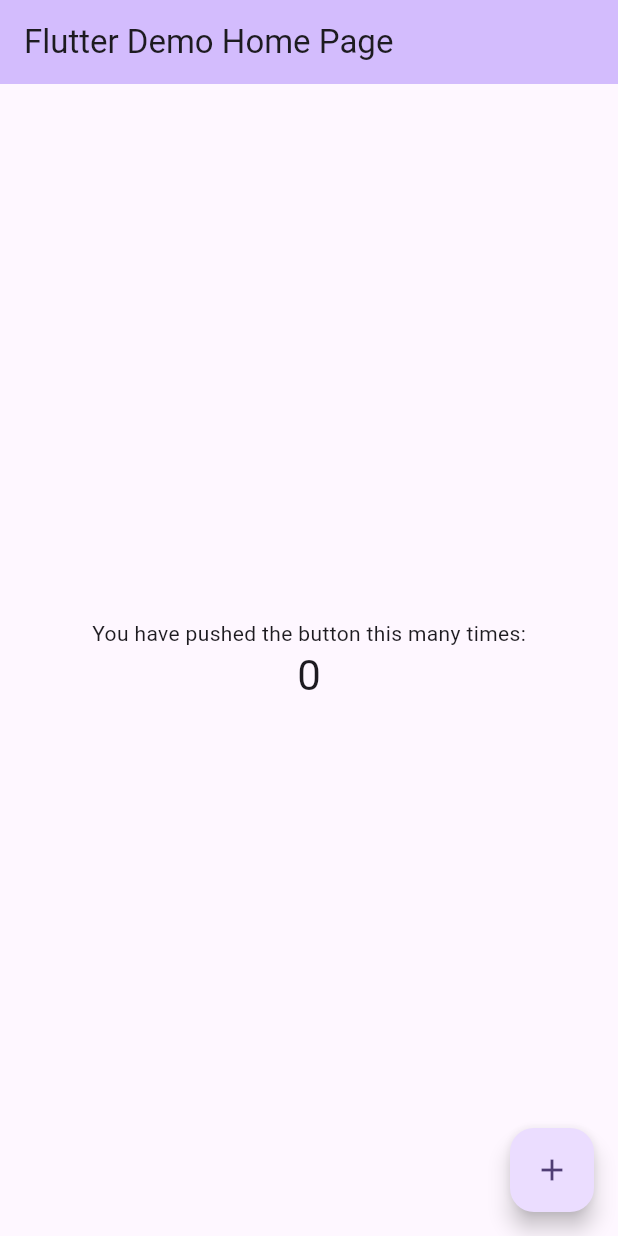
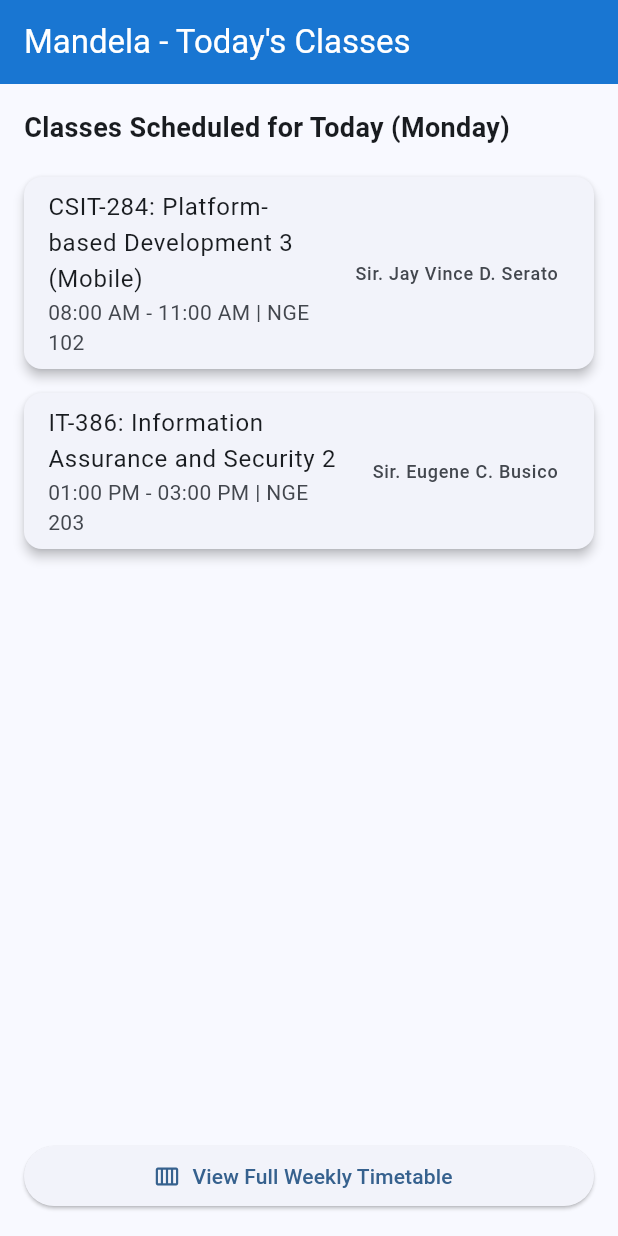
Before and after one commit to AwitSandoy/CSIT284-Capstone-Sandoy, a Flutter app: the screen it shows after launch, on a phone screen of 412 x 824 dp. Run offline on Flutter 3.47's test engine with Material 3 defaults, Android fonts, the phone set to English and light mode, and no system bars.

Commit message:
feat: implement core screens, custom dummy data, and UI widgets for Mandela

```diff
--- a/lib/main.dart
+++ b/lib/main.dart
@@ -1,122 +1,23 @@
 import 'package:flutter/material.dart';
+import 'screens/home_screen.dart';
 
 void main() {
-  runApp(const MyApp());
+  runApp(const MandelaApp());
 }
 
-class MyApp extends StatelessWidget {
-  const MyApp({super.key});
+class MandelaApp extends StatelessWidget {
+  const MandelaApp({super.key});
 
-  // This widget is the root of your application.
   @override
   Widget build(BuildContext context) {
     return MaterialApp(
-      title: 'Flutter Demo',
+      title: 'Mandela Timetable Viewer',
       theme: ThemeData(
-        // This is the theme of your application.
-        //
-        // TRY THIS: Try running your application with "flutter run". You'll see
-        // the application has a purple toolbar. Then, without quitting the app,
-        // try changing the seedColor in the colorScheme below to Colors.green
-        // and then invoke "hot reload" (save your changes or press the "hot
-        // reload" button in a Flutter-supported IDE, or press "r" if you used
-        // the command line to start the app).
-        //
-        // Notice that the counter didn't reset back to zero; the application
-        // state is not lost during the reload. To reset the state, use hot
-        // restart instead.
-        //
-        // This works for code too, not just values: Most code changes can be
-        // tested with just a hot reload.
-        colorScheme: .fromSeed(seedColor: Colors.deepPurple),
+        colorScheme: ColorScheme.fromSeed(seedColor: Colors.blue),
+        useMaterial3: true,
       ),
-      home: const MyHomePage(title: 'Flutter Demo Home Page'),
+      home: const HomeScreen(),
+      debugShowCheckedModeBanner: false,
     );
   }
 }
-
-class MyHomePage extends StatefulWidget {
-  const MyHomePage({super.key, required this.title});
-
-  // This widget is the home page of your application. It is stateful, meaning
-  // that it has a State object (defined below) that contains fields that affect
-  // how it looks.
-
-  // This class is the configuration for the state. It holds the values (in this
-  // case the title) provided by the parent (in this case the App widget) and
-  // used by the build method of the State. Fields in a Widget subclass are
-  // always marked "final".
-
-  final String title;
-
-  @override
-  State<MyHomePage> createState() => _MyHomePageState();
-}
-
-class _MyHomePageState extends State<MyHomePage> {
-  int _counter = 0;
-
-  void _incrementCounter() {
-    setState(() {
-      // This call to setState tells the Flutter framework that something has
-      // changed in this State, which causes it to rerun the build method below
-      // so that the display can reflect the updated values. If we changed
-      // _counter without calling setState(), then the build method would not be
-      // called again, and so nothing would appear to happen.
-      _counter++;
-    });
-  }
-
-  @override
-  Widget build(BuildContext context) {
-    // This method is rerun every time setState is called, for instance as done
-    // by the _incrementCounter method above.
-    //
-    // The Flutter framework has been optimized to make rerunning build methods
-    // fast, so that you can just rebuild anything that needs updating rather
-    // than having to individually change instances of widgets.
-    return Scaffold(
-      appBar: AppBar(
-        // TRY THIS: Try changing the color here to a specific color (to
-        // Colors.amber, perhaps?) and trigger a hot reload to see the AppBar
-        // change color while the other colors stay the same.
-        backgroundColor: Theme.of(context).colorScheme.inversePrimary,
-        // Here we take the value from the MyHomePage object that was created by
-        // the App.build method, and use it to set our appbar title.
-        title: Text(widget.title),
-      ),
-      body: Center(
-        // Center is a layout widget. It takes a single child and positions it
-        // in the middle of the parent.
-        child: Column(
-          // Column is also a layout widget. It takes a list of children and
-          // arranges them vertically. By default, it sizes itself to fit its
-          // children horizontally, and tries to be as tall as its parent.
-          //
-          // Column has various properties to control how it sizes itself and
-          // how it positions its children. Here we use mainAxisAlignment to
-          // center the children vertically; the main axis here is the vertical
-          // axis because Columns are vertical (the cross axis would be
-          // horizontal).
-          //
-          // TRY THIS: Invoke "debug painting" (choose the "Toggle Debug Paint"
-          // action in the IDE, or press "p" in the console), to see the
-          // wireframe for each widget.
-          mainAxisAlignment: .center,
-          children: [
-            const Text('You have pushed the button this many times:'),
-            Text(
-              '$_counter',
-              style: Theme.of(context).textTheme.headlineMedium,
-            ),
-          ],
-        ),
-      ),
-      floatingActionButton: FloatingActionButton(
-        onPressed: _incrementCounter,
-        tooltip: 'Increment',
-        child: const Icon(Icons.add),
-      ),
-    );
-  }
-}
--- /dev/null
+++ b/lib/models/class_schedule.dart
@@ -0,0 +1,21 @@
+class ClassSchedule {
+  final String id;
+  final String subjectCode;
+  final String subjectName;
+  final String dayOfWeek;
+  final String startTime;
+  final String endTime;
+  final String room;
+  final String instructor;
+
+  ClassSchedule({
+    required this.id,
+    required this.subjectCode,
+    required this.subjectName,
+    required this.dayOfWeek,
+    required this.startTime,
+    required this.endTime,
+    required this.room,
+    required this.instructor,
+  });
+}
--- /dev/null
+++ b/lib/models/dummy_data.dart
@@ -0,0 +1,106 @@
+import 'class_schedule.dart';
+
+class DummyData {
+  static final List<ClassSchedule> classes = [
+    ClassSchedule(
+      id: '1',
+      subjectCode: 'CSIT-284',
+      subjectName: 'Platform-based Development 3 (Mobile)',
+      dayOfWeek: 'Monday',
+      startTime: '08:00 AM',
+      endTime: '11:00 AM',
+      room: 'NGE 102',
+      instructor: 'Sir. Jay Vince D. Serato',
+    ),
+    ClassSchedule(
+      id: '2',
+      subjectCode: 'IT-386',
+      subjectName: 'Information Assurance and Security 2',
+      dayOfWeek: 'Monday',
+      startTime: '01:00 PM',
+      endTime: '03:00 PM',
+      room: 'NGE 203',
+      instructor: 'Sir. Eugene C. Busico',
+    ),
+    ClassSchedule(
+      id: '3',
+      subjectCode: 'RIZAL-031',
+      subjectName: 'The Life and Works of Rizal',
+      dayOfWeek: 'Tuesday',
+      startTime: '09:00 AM',
+      endTime: '10:30 AM',
+      room: 'RTL 314',
+      instructor: 'Ma\'am Jhemi J. Pelayo',
+    ),
+    ClassSchedule(
+      id: '4',
+      subjectCode: 'CSIT-335',
+      subjectName: 'Testing and Quality Assurance',
+      dayOfWeek: 'Tuesday',
+      startTime: '01:00 PM',
+      endTime: '04:00 PM',
+      room: 'CASE',
+      instructor: 'Ma\'am Thelma R. Millan',
+    ),
+    ClassSchedule(
+      id: '5',
+      subjectCode: 'CSIT-321',
+      subjectName: 'Applications Development and Emerging Technologies',
+      dayOfWeek: 'Wednesday',
+      startTime: '08:00 AM',
+      endTime: '11:00 AM',
+      room: 'NGE 201',
+      instructor: 'Sir. Von Alphonse L. Godinez',
+    ),
+    ClassSchedule(
+      id: '6',
+      subjectCode: 'IT-317',
+      subjectName: 'Project Management for IT',
+      dayOfWeek: 'Wednesday',
+      startTime: '01:00 PM',
+      endTime: '03:00 PM',
+      room: 'GLE 202',
+      instructor: 'Sir. Joemarie C. Amparo',
+    ),
+    ClassSchedule(
+      id: '7',
+      subjectCode: 'CSIT-327',
+      subjectName: 'Information Management 2',
+      dayOfWeek: 'Thursday',
+      startTime: '10:00 AM',
+      endTime: '11:30 AM',
+      room: 'CASE',
+      instructor: 'Sir. Reymund S. Ortilla',
+    ),
+    ClassSchedule(
+      id: '8',
+      subjectCode: 'CSIT-104',
+      subjectName: 'Platform-based Development 1 (Multimedia)',
+      dayOfWeek: 'Thursday',
+      startTime: '01:00 PM',
+      endTime: '04:00 PM',
+      room: 'NGE 101',
+      instructor: 'Sir. Patrick L. Bacalso',
+    ),
+    ClassSchedule(
+      id: '9',
+      subjectCode: 'CSIT-340',
+      subjectName: 'Industry Elective 1',
+      dayOfWeek: 'Friday',
+      startTime: '08:00 AM',
+      endTime: '11:00 AM',
+      room: 'NGE 104',
+      instructor: 'Sir. Lance Vincent A. Salera',
+    ),
+    ClassSchedule(
+      id: '10',
+      subjectCode: 'CSIT-228',
+      subjectName: 'Objec-oriented Programming 2',
+      dayOfWeek: 'Friday',
+      startTime: '02:00 PM',
+      endTime: '04:00 PM',
+      room: 'GLE 204',
+      instructor: 'Sir. Nathsaniel M. Cabansay',
+    ),
+  ];
+}
--- /dev/null
+++ b/lib/screens/home_screen.dart
@@ -0,0 +1,65 @@
+import 'package:flutter/material.dart';
+import '../models/dummy_data.dart';
+import 'timetable_screen.dart';
+
+class HomeScreen extends StatelessWidget {
+  const HomeScreen({super.key});
+
+  @override
+  Widget build(BuildContext context) {
+    // Filter dummy classes for demonstration (e.g., Monday's classes)
+    final todaysClasses = DummyData.classes.where((c) => c.dayOfWeek == 'Monday').toList();
+
+    return Scaffold(
+      appBar: AppBar(
+        title: const Text('Mandela - Today\'s Classes'),
+        backgroundColor: Colors.blue.shade700,
+        foregroundColor: Colors.white,
+      ),
+      body: Padding(
+        padding: const EdgeInsets.all(16.0),
+        child: Column(
+          crossAxisAlignment: CrossAxisAlignment.start,
+          children: [
+            const Text(
+              'Classes Scheduled for Today (Monday)',
+              style: TextStyle(fontSize: 18, fontWeight: FontWeight.bold),
+            ),
+            const SizedBox(height: 12),
+            Expanded(
+              child: ListView.builder(
+                itemCount: todaysClasses.length,
+                itemBuilder: (context, index) {
+                  final item = todaysClasses[index];
+                  return Card(
+                    elevation: 3,
+                    margin: const EdgeInsets.symmetric(vertical: 8),
+                    child: ListTile(
+                      title: Text('${item.subjectCode}: ${item.subjectName}'),
+                      subtitle: Text('${item.startTime} - ${item.endTime} | ${item.room}'),
+                      trailing: Text(item.instructor, style: const TextStyle(fontSize: 12)),
+                    ),
+                  );
+                },
+              ),
+            ),
+            const SizedBox(height: 12),
+            SizedBox(
+              width: double.infinity,
+              child: ElevatedButton.icon(
+                onPressed: () {
+                  Navigator.push(
+                    context,
+                    MaterialPageRoute(builder: (context) => const TimetableScreen()),
+                  );
+                },
+                icon: const Icon(Icons.calendar_view_week),
+                label: const Text('View Full Weekly Timetable'),
+              ),
+            ),
+          ],
+        ),
+      ),
+    );
+  }
+}
--- /dev/null
+++ b/lib/screens/timetable_screen.dart
@@ -0,0 +1,32 @@
+import 'package:flutter/material.dart';
+import '../models/dummy_data.dart';
+
+class TimetableScreen extends StatelessWidget {
+  const TimetableScreen({super.key});
+
+  @override
+  Widget build(BuildContext context) {
+    return Scaffold(
+      appBar: AppBar(
+        title: const Text('Mandela - Weekly Timetable'),
+        backgroundColor: Colors.blue.shade700,
+        foregroundColor: Colors.white,
+      ),
+      body: ListView.builder(
+        itemCount: DummyData.classes.length,
+        itemBuilder: (context, index) {
+          final item = DummyData.classes[index];
+          return ListTile(
+            leading: CircleAvatar(
+              backgroundColor: Colors.blue.shade100,
+              child: Text(item.dayOfWeek.substring(0, 3)),
+            ),
+            title: Text('${item.subjectCode} (${item.dayOfWeek})'),
+            subtitle: Text('${item.subjectName}\n${item.startTime} - ${item.endTime} @ ${item.room}'),
+            isThreeLine: true,
+          );
+        },
+      ),
+    );
+  }
+}
--- /dev/null
+++ b/lib/widgets/schedule_card.dart
@@ -0,0 +1,33 @@
+import 'package:flutter/material.dart';
+import '../models/class_schedule.dart';
+
+class ScheduleCard extends StatelessWidget {
+  final ClassSchedule schedule;
+
+  const ScheduleCard({super.key, required this.schedule});
+
+  @override
+  Widget build(BuildContext context) {
+    return Card(
+      elevation: 2,
+      margin: const EdgeInsets.symmetric(horizontal: 16, vertical: 6),
+      child: ListTile(
+        leading: CircleAvatar(
+          backgroundColor: Colors.blue.shade100,
+          child: Text(
+            schedule.dayOfWeek.substring(0, 3),
+            style: TextStyle(fontSize: 12, fontWeight: FontWeight.bold, color: Colors.blue.shade900),
+          ),
+        ),
+        title: Text(
+          '${schedule.subjectCode}: ${schedule.subjectName}',
+          style: const TextStyle(fontWeight: FontWeight.bold),
+        ),
+        subtitle: Text(
+          'Time: ${schedule.startTime} - ${schedule.endTime}\nRoom: ${schedule.room} | Instructor: ${schedule.instructor}',
+        ),
+        isThreeLine: true,
+      ),
+    );
+  }
+}
```
Also changed, not shown: 1 other file.
